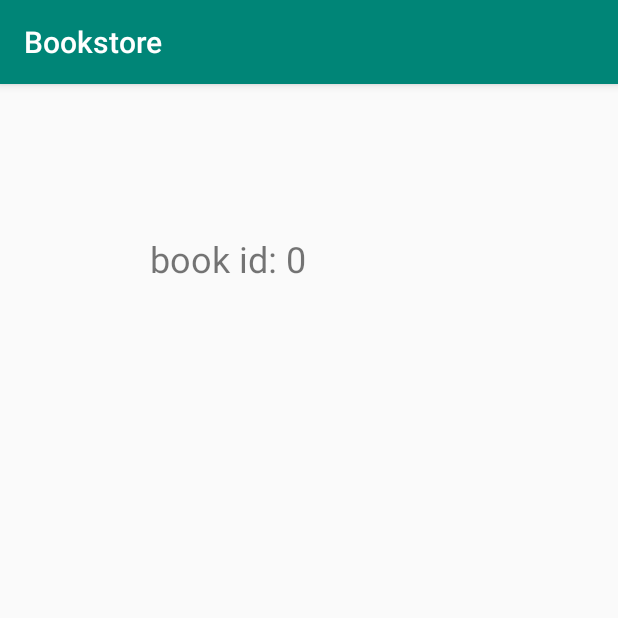
After one commit to yuliyabondarenko/bookstore-android-app, an Android app: the BookDetailsActivity screen opened directly, with no data from a screen before it, on a phone screen of 412 x 824 dp, the top half of it. The commit adds this screen. Run offline under Robolectric (Android 15) with nearby library versions, the phone set to English and light mode, and no system bars.

Commit message:
display empty BookDetailsActivity on item click

```diff
--- a/app/build.gradle
+++ b/app/build.gradle
@@ -35,7 +35,7 @@ android {
 
 dependencies {
     implementation fileTree(dir: 'libs', include: ['*.jar'])
-    implementation"org.jetbrains.kotlin:kotlin-stdlib-jdk7:$kotlin_version"
+    implementation "org.jetbrains.kotlin:kotlin-stdlib-jdk7:$kotlin_version"
     implementation 'androidx.appcompat:appcompat:1.1.0'
     implementation 'androidx.core:core-ktx:1.1.0'
     implementation 'androidx.constraintlayout:constraintlayout:1.1.3'
--- a/app/src/main/AndroidManifest.xml
+++ b/app/src/main/AndroidManifest.xml
@@ -5,13 +5,14 @@
     <uses-permission android:name="android.permission.INTERNET" />
 
     <application
-        android:usesCleartextTraffic="true"
         android:allowBackup="true"
         android:icon="@mipmap/ic_launcher"
         android:label="@string/app_name"
         android:roundIcon="@mipmap/ic_launcher_round"
         android:supportsRtl="true"
-        android:theme="@style/AppTheme">
+        android:theme="@style/AppTheme"
+        android:usesCleartextTraffic="true">
+        <activity android:name=".BookDetailsActivity"></activity>
         <activity android:name=".MainActivity">
             <intent-filter>
                 <action android:name="android.intent.action.MAIN" />
--- /dev/null
+++ b/app/src/main/java/com/jubee/bookstore/BookDetailsActivity.kt
@@ -0,0 +1,15 @@
+package com.jubee.bookstore
+
+import androidx.appcompat.app.AppCompatActivity
+import android.os.Bundle
+import kotlinx.android.synthetic.main.activity_book_details.*
+
+class BookDetailsActivity : AppCompatActivity() {
+
+    override fun onCreate(savedInstanceState: Bundle?) {
+        super.onCreate(savedInstanceState)
+        setContentView(R.layout.activity_book_details)
+
+        bookDetailsHelloText.text = "book id: " + intent.getLongExtra(BOOK_ID_EXTRA, 0)
+    }
+}
--- /dev/null
+++ b/app/src/main/res/layout/activity_book_details.xml
@@ -0,0 +1,20 @@
+<?xml version="1.0" encoding="utf-8"?>
+<androidx.constraintlayout.widget.ConstraintLayout xmlns:android="http://schemas.android.com/apk/res/android"
+    xmlns:app="http://schemas.android.com/apk/res-auto"
+    xmlns:tools="http://schemas.android.com/tools"
+    android:layout_width="match_parent"
+    android:layout_height="match_parent"
+    tools:context=".BookDetailsActivity">
+
+    <TextView
+        android:id="@+id/bookDetailsHelloText"
+        android:layout_width="wrap_content"
+        android:layout_height="wrap_content"
+        android:layout_marginStart="100dp"
+        android:layout_marginTop="100dp"
+        android:text="some text"
+        android:textSize="24sp"
+        app:layout_constraintStart_toStartOf="parent"
+        app:layout_constraintTop_toTopOf="parent" />
+
+</androidx.constraintlayout.widget.ConstraintLayout>
```
Also changed, not shown: app/src/main/java/com/jubee/bookstore/MainActivity.kt (+7 -2 lines).
